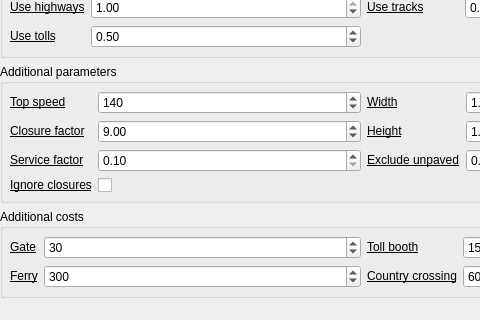
Qt form valhalla/resources/ui/routing_settings_valhalla_car_widget.ui (Yibbzz/network-analyst-qgis-plugin) before a commit; both pictures show x 0 to 480 and y 184 to 504 of the 720 by 799 pixel window.
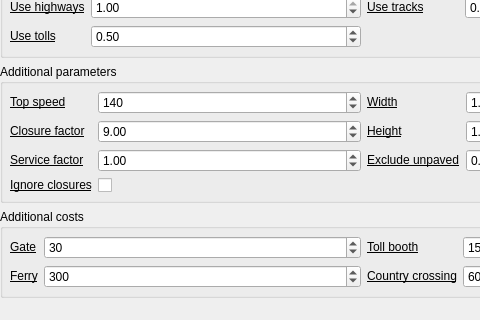
The same form after that commit. Custom widgets are drawn as their Qt base class.

The edit to the form file:
```diff
--- a/valhalla/resources/ui/routing_settings_valhalla_car_widget.ui
+++ b/valhalla/resources/ui/routing_settings_valhalla_car_widget.ui
@@ -445,6 +445,9 @@
         </item>
         <item row="2" column="1">
          <widget class="QgsDoubleSpinBox" name="service_factor">
+          <property name="value">
+           <double>1.000000000000000</double>
+          </property>
           <property name="minimum">
            <double>0.100000000000000</double>
           </property>
```
